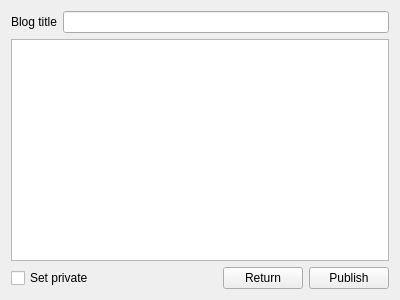
Huy-Nguyen-HCI/RocketBook, file gui/createbloggui.ui: the form before one commit.
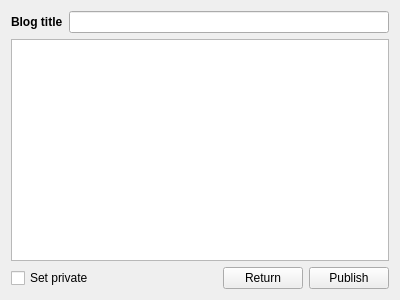
The form after the commit.

```diff
--- a/gui/createbloggui.ui
+++ b/gui/createbloggui.ui
@@ -16,6 +16,12 @@
   <layout class="QGridLayout" name="gridLayout">
    <item row="0" column="0">
     <widget class="QLabel" name="label">
+     <property name="font">
+      <font>
+       <weight>75</weight>
+       <bold>true</bold>
+      </font>
+     </property>
      <property name="text">
       <string>Blog title</string>
      </property>
```
